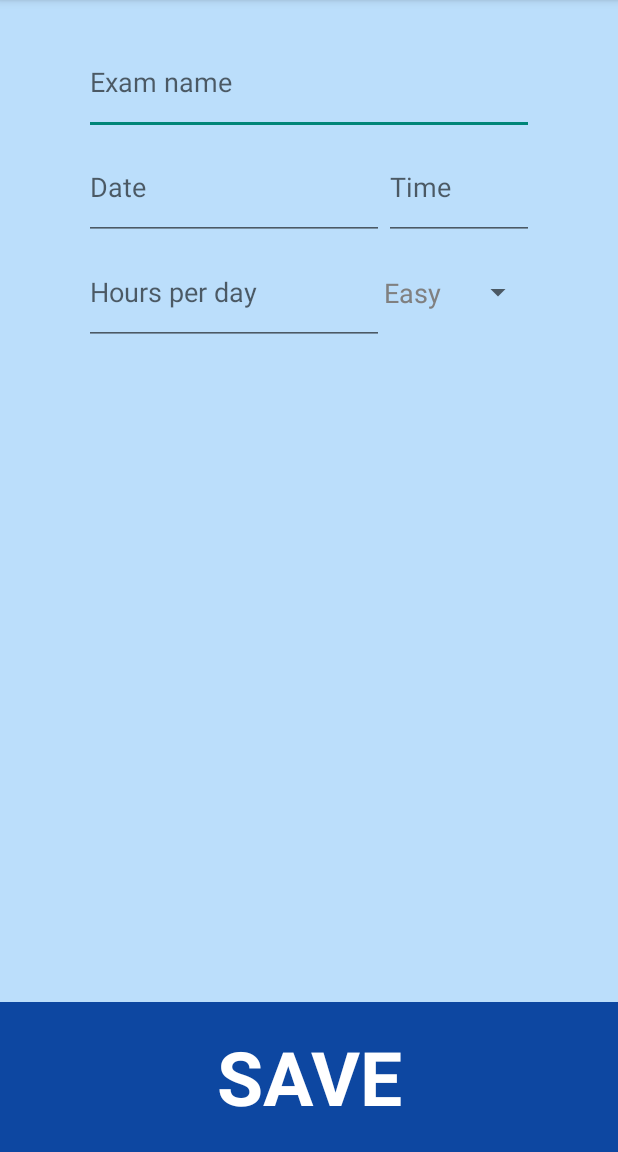
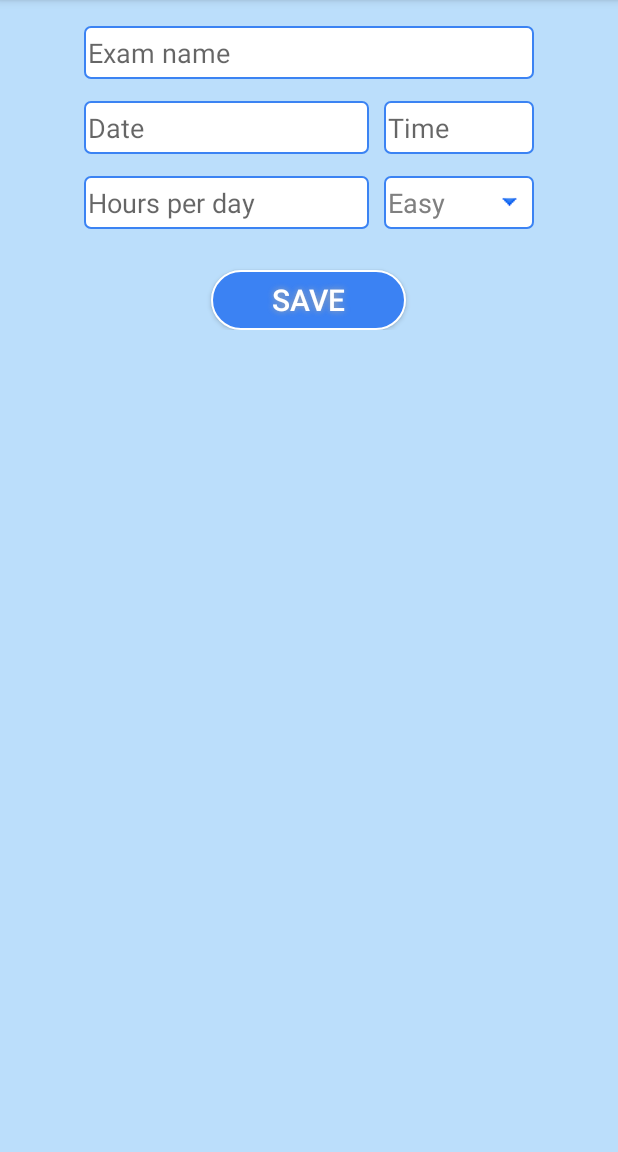
Before and after one commit to Luigi1992/quick-study, an Android app: the AddNewExamActivity screen opened directly, with no data from a screen before it, on a phone screen of 412 x 824 dp, the part 84-1236 px from its top. Run offline under Robolectric (Android 15) with nearby library versions, the phone set to English and light mode, and no system bars; 1 statement that could not run was skipped.

Commit message:
Changed layout of activity_view_exam.xml

```diff
--- a/app/src/main/res/layout/activity_new_exam.xml
+++ b/app/src/main/res/layout/activity_new_exam.xml
@@ -9,92 +9,99 @@
         android:layout_width="fill_parent"
         android:layout_height="wrap_content"
         android:layout_gravity="center|top"
-        android:layout_marginTop="20dp"
+        android:layout_marginTop="10dp"
         android:weightSum="1">
 
-        <EditText
+        <LinearLayout
             android:layout_width="300dp"
-            android:layout_height="70dp"
-            android:id="@+id/examNameEditText"
-            android:layout_gravity="center_horizontal|top"
-            android:hint="@string/exam_name"
-            android:autoText="true" />
+            android:layout_height="50dp"
+            android:orientation="horizontal"
+            android:layout_gravity="center_horizontal">
+
+            <EditText
+                android:id="@+id/examNameEditText"
+                android:layout_width="match_parent"
+                android:layout_height="35dp"
+                android:layout_gravity="center_vertical"
+                android:ems="10"
+                android:background="@drawable/border"
+                android:hint="@string/exam_name"
+                android:inputType="textCapSentences"/>
+
+        </LinearLayout>
 
         <LinearLayout
             android:orientation="horizontal"
             android:layout_width="300dp"
-            android:layout_height="wrap_content"
+            android:layout_height="50dp"
             android:layout_gravity="center_horizontal">
 
             <EditText
-                android:layout_width="200dp"
-                android:layout_height="70dp"
+                android:id="@+id/dateOfExamEditText"
+                android:layout_width="190dp"
+                android:layout_height="35dp"
+                android:layout_gravity="center_vertical"
+                android:layout_marginRight="10dp"
+                android:inputType="date"
+                android:ems="10"
+                android:hint="@string/date_of_exam"
+                android:focusable="false"
+                android:enabled="true"
+                android:background="@drawable/border"/>
+
+            <EditText
+                android:id="@+id/hourOfExamEditText"
+                android:layout_width="0dp"
+                android:layout_height="35dp"
+                android:layout_gravity="center_vertical"
                 android:inputType="none"
                 android:ems="10"
-                android:id="@+id/dateOfExamEditText"
-                android:layout_gravity="center_horizontal|top"
-                android:hint="@string/date_of_exam"
-                android:editable="false"
-                android:focusable="false"
-                android:enabled="true" />
-
-            <EditText
-                android:layout_width="0dp"
-                android:layout_height="70dp"
-                android:inputType="none"
-                android:ems="10"
-                android:id="@+id/hourOfExamEditText"
                 android:layout_weight="1"
                 android:hint="@string/hour_of_exam"
-                android:enabled="true" />
+                android:enabled="true"
+                android:background="@drawable/border"/>
         </LinearLayout>
+
         <LinearLayout
             android:orientation="horizontal"
             android:layout_width="300dp"
-            android:layout_height="wrap_content"
+            android:layout_height="50dp"
             android:layout_gravity="center_horizontal">
 
             <EditText
-                android:layout_width="200dp"
-                android:layout_height="70dp"
+                android:id="@+id/numberOfHoursEditText"
+                android:layout_width="190dp"
+                android:layout_height="35dp"
+                android:layout_marginRight="10dp"
                 android:inputType="number"
                 android:ems="10"
-                android:id="@+id/numberOfHoursEditText"
-                android:layout_gravity="center_horizontal|top"
-                android:hint="@string/hours_per_day" />
+                android:layout_gravity="center_vertical"
+                android:hint="@string/hours_per_day"
+                android:background="@drawable/border"/>
             <Spinner
                 android:id="@+id/exam_difficulty_spinner"
                 android:layout_width="100dp"
-                android:layout_height="70dp"
-                android:ems="10"
-                android:spinnerMode="dialog"
-                android:layout_gravity="center_vertical"/>
+                android:layout_height="35dp"
+                android:theme="@style/AppTheme"
+                android:background="@drawable/spinner_background"
+                android:layout_gravity="center_vertical"
+                />
         </LinearLayout>
 
-    </LinearLayout>
-
-    <LinearLayout
-        android:orientation="vertical"
-        android:layout_width="match_parent"
-        android:layout_height="100dp"
-        android:layout_gravity="bottom"
-        android:background="#ff0d47a1"
-        android:clickable="true"
-        android:id="@+id/saveMeButton"
-        android:gravity="bottom">
-
-        <TextView
-            android:layout_width="fill_parent"
-            android:layout_height="fill_parent"
-            android:text="@string/save_me_button"
-            android:id="@+id/saveMeTextView"
-            android:textColor="@android:color/white"
-            android:textAppearance="?android:attr/textAppearanceLarge"
-            android:textSize="50sp"
-            android:singleLine="false"
-            android:textStyle="bold"
+        <Button
+            android:id="@+id/saveTheExamButton"
+            android:text="Save"
+            android:textColor="#FFFFFF"
+            android:textSize="20sp"
+            android:layout_width="130dp"
+            android:layout_height="40dp"
+            android:layout_marginTop="20dp"
             android:layout_gravity="center_horizontal"
-            android:gravity="center" />
+            android:background="@drawable/buttonshape"
+            android:shadowColor="#A8A8A8"
+            android:shadowDx="0"
+            android:shadowDy="0"
+            android:shadowRadius="5" />
 
     </LinearLayout>
 </FrameLayout>
```
